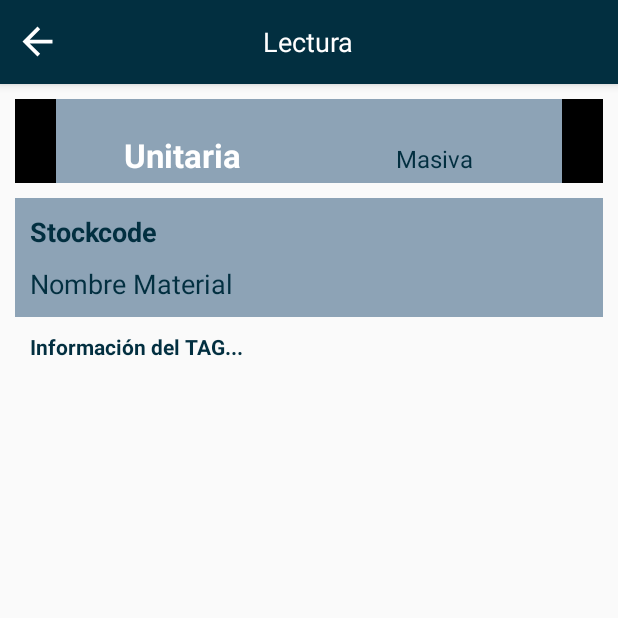
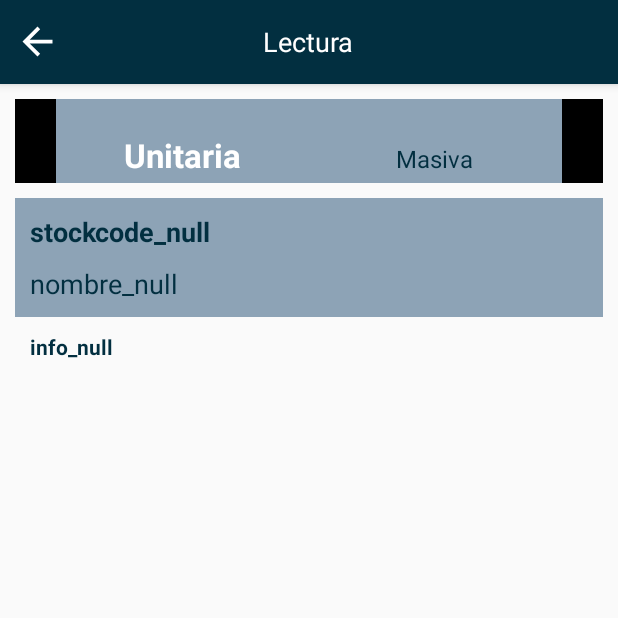
Before and after one commit to sebastianMof/SoserApp, an Android app: the fragment ConsultaUnitariaLecturaFragment placed in its activity, on a phone screen of 412 x 824 dp, the top half of it. Run offline under Robolectric (Android 15) with nearby library versions, the phone set to English and light mode, and no system bars.

Commit message:
nav consultas unitaria y masiva ready

```diff
--- a/app/src/main/java/com/acruxingenieria/soserapp/Consulta/ConsultaUnitariaLecturaFragment.java
+++ b/app/src/main/java/com/acruxingenieria/soserapp/Consulta/ConsultaUnitariaLecturaFragment.java
@@ -9,9 +9,15 @@ import android.widget.TextView;
 
 import com.acruxingenieria.soserapp.R;
 
+import java.util.Objects;
+
 public class ConsultaUnitariaLecturaFragment extends Fragment {
 
     private View savedView;
+    private String idLecturaUnitaria;
+    private String stockcode;
+    private String nombre;
+    private String info;
 
     public ConsultaUnitariaLecturaFragment() {
         // Required empty public constructor
@@ -30,6 +36,10 @@ public class ConsultaUnitariaLecturaFragment extends Fragment {
         savedView = inflater.inflate(R.layout.fragment_consulta_unitaria_lectura, container, false);
         setSavedView(savedView);
 
+        setID(((ConsultaActivity)Objects.requireNonNull(getActivity())).getIdLecturaUnitaria());
+
+        queryByID(idLecturaUnitaria);
+
         configureStockcodeTextView();
         configureNombreTextView();
         configureTagInfoTextView();
@@ -37,16 +47,26 @@ public class ConsultaUnitariaLecturaFragment extends Fragment {
         return savedView;
     }
 
+    private void queryByID(String id) {
+        //Acá hay que hacer la query para el ID dado, lo siquiente es temporal
+        stockcode = "stockcode_"+id;
+        nombre = "nombre_"+id;
+        info = "info_"+id;
+    }
+
     private void configureStockcodeTextView() {
         TextView tv_stockcode= (TextView) getSavedView().findViewById(R.id.tvConsultaUnitariaLecturaStockcode);
+        tv_stockcode.setText(stockcode);
     }
 
     private void configureNombreTextView() {
         TextView tv_nombre= (TextView) getSavedView().findViewById(R.id.tvConsultaUnitariaLecturaNombre);
+        tv_nombre.setText(nombre);
     }
 
     private void configureTagInfoTextView() {
         TextView tv_tag_info= (TextView) getSavedView().findViewById(R.id.tvConsultaUnitariaLecturaInfo);
+        tv_tag_info.setText(info);
     }
 
     private void setSavedView(View savedView) {
@@ -57,4 +77,7 @@ public class ConsultaUnitariaLecturaFragment extends Fragment {
         return savedView;
     }
 
+    public void setID(String idLecturaUnitaria) {
+        this.idLecturaUnitaria = idLecturaUnitaria;
+    }
 }
--- a/app/src/main/res/values/strings.xml
+++ b/app/src/main/res/values/strings.xml
@@ -52,5 +52,5 @@
     <string name="_0">0</string>
     <string name="lectura">Lectura</string>
     <string name="leyendo">Leyendo...</string>
-
+    <string name="lectura_fallida">Lectura fallida, intentar de nuevo</string>
 </resources>
```
Also changed, not shown: app/src/main/java/com/acruxingenieria/soserapp/Consulta/ConsultaActivity.java (+32 -4 lines), app/src/main/java/com/acruxingenieria/soserapp/Consulta/ConsultaMasivaFragment.java (+23 -2 lines), app/src/main/java/com/acruxingenieria/soserapp/Consulta/ConsultaMasivaLecturaFragment.java (+5 -29 lines), app/src/main/java/com/acruxingenieria/soserapp/Consulta/ConsultaUnitariaFragment.java (+25 -1 lines).
